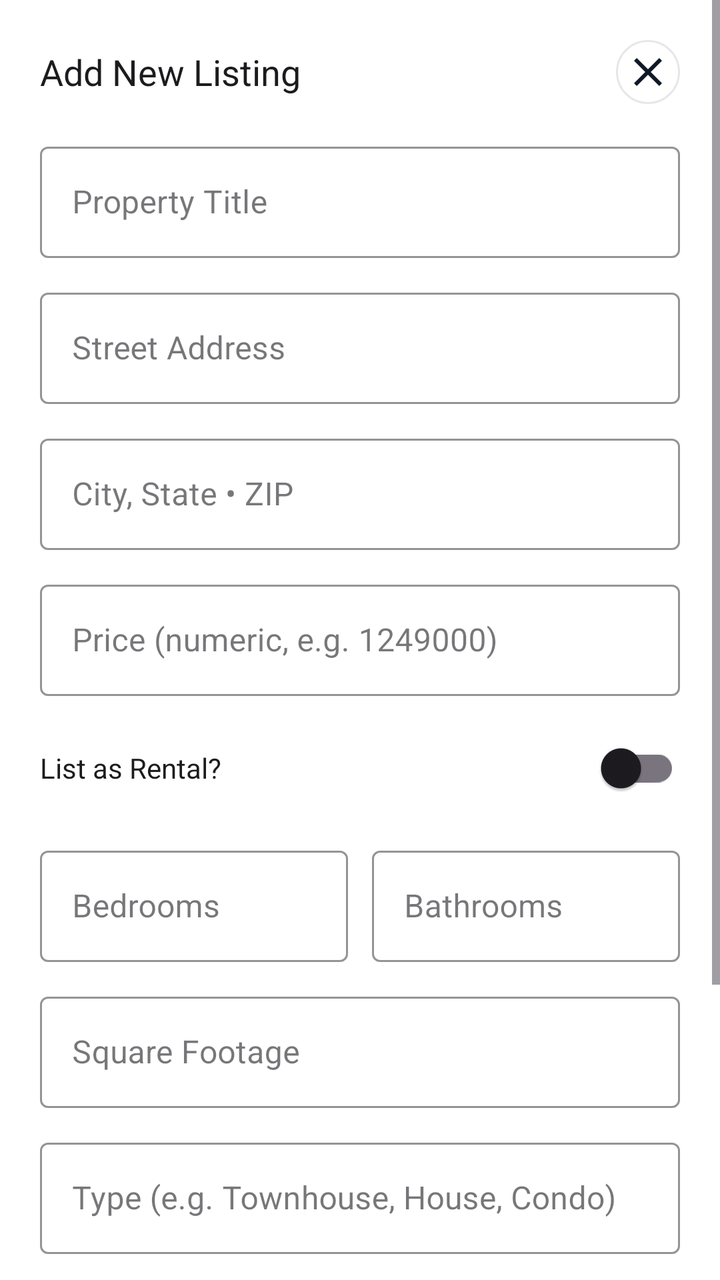
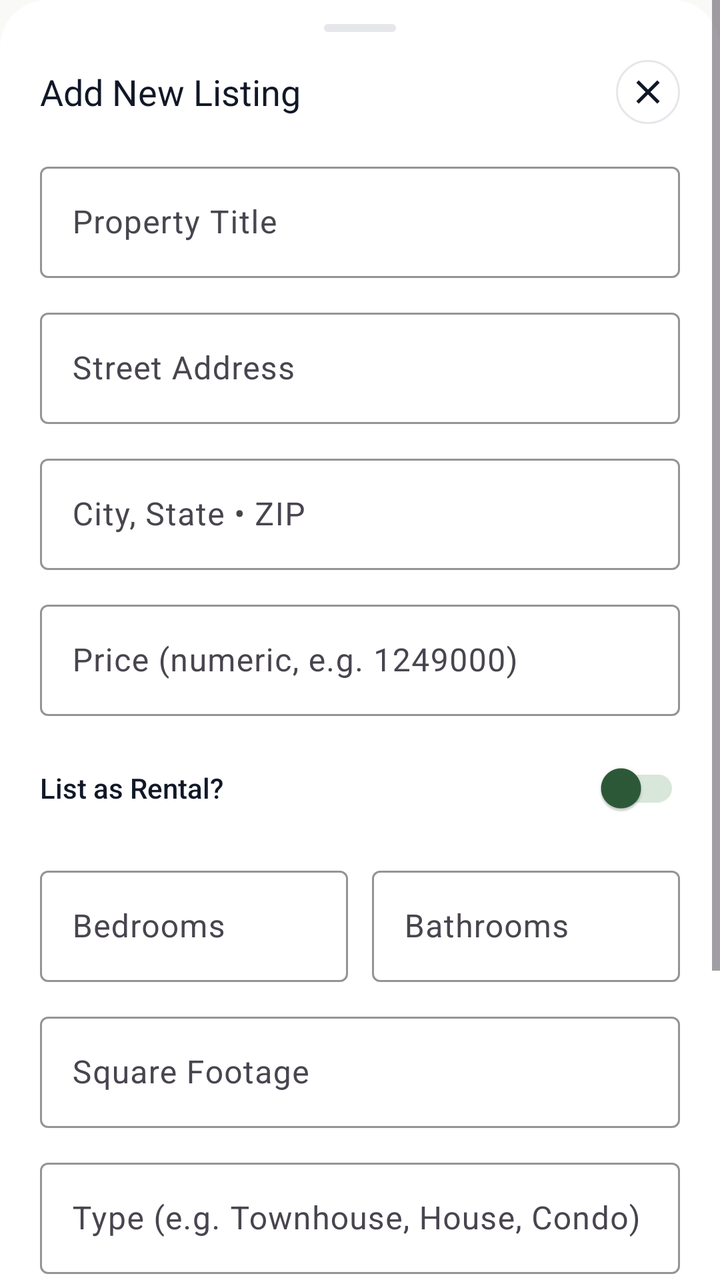

Screens rendered from an Android XML layout before and after an edit, with the pre-edit source and the edit as a unified diff.
<!-- AndroidManifest.xml: application theme Theme.EStateFlow -->
<!-- res/layout/dialog_add_property.xml -->
<?xml version="1.0" encoding="utf-8"?>
<ScrollView
    xmlns:android="http://schemas.android.com/apk/res/android"
    xmlns:app="http://schemas.android.com/apk/res-auto"
    android:layout_width="match_parent"
    android:layout_height="wrap_content">

    <LinearLayout
        android:layout_width="match_parent"
        android:layout_height="wrap_content"
        android:orientation="vertical"
        android:background="#FFFFFF"
        android:padding="20dp">

        
        <LinearLayout
            android:layout_width="match_parent"
            android:layout_height="wrap_content"
            android:orientation="horizontal"
            android:gravity="center_vertical"
            android:layout_marginBottom="16dp">

            <TextView
                android:layout_width="0dp"
                android:layout_height="wrap_content"
                android:layout_weight="1"
                android:text="Add New Listing"
                android:textSize="18sp"
                android:fontFamily="sans-serif-bold"
                android:textColor="#1C1C1E" />

            <ImageView
                android:id="@+id/btnCloseAddProperty"
                android:layout_width="32dp"
                android:layout_height="32dp"
                android:src="@drawable/ic_close"
                android:padding="4dp"
                android:background="@drawable/bg_icon_button" />
        </LinearLayout>

        
        <com.google.android.material.textfield.TextInputLayout
            android:layout_width="match_parent"
            android:layout_height="wrap_content"
            android:hint="Property Title"
            style="@style/Widget.MaterialComponents.TextInputLayout.OutlinedBox"
            android:layout_marginBottom="12dp"
            app:boxStrokeColor="#C8C4B8">
            <com.google.android.material.textfield.TextInputEditText
                android:id="@+id/edtAddTitle"
                android:layout_width="match_parent"
                android:layout_height="wrap_content"
                android:inputType="textCapWords" />
        </com.google.android.material.textfield.TextInputLayout>

        
        <com.google.android.material.textfield.TextInputLayout
            android:layout_width="match_parent"
            android:layout_height="wrap_content"
            android:hint="Street Address"
            style="@style/Widget.MaterialComponents.TextInputLayout.OutlinedBox"
            android:layout_marginBottom="12dp"
            app:boxStrokeColor="#C8C4B8">
            <com.google.android.material.textfield.TextInputEditText
                android:id="@+id/edtAddAddress"
                android:layout_width="match_parent"
                android:layout_height="wrap_content"
                android:inputType="textCapWords" />
        </com.google.android.material.textfield.TextInputLayout>

        
        <com.google.android.material.textfield.TextInputLayout
            android:layout_width="match_parent"
            android:layout_height="wrap_content"
            android:hint="City, State • ZIP"
            style="@style/Widget.MaterialComponents.TextInputLayout.OutlinedBox"
            android:layout_marginBottom="12dp"
            app:boxStrokeColor="#C8C4B8">
            <com.google.android.material.textfield.TextInputEditText
                android:id="@+id/edtAddCityStateZip"
                android:layout_width="match_parent"
                android:layout_height="wrap_content"
                android:inputType="textCapWords" />
        </com.google.android.material.textfield.TextInputLayout>

        
        <com.google.android.material.textfield.TextInputLayout
            android:layout_width="match_parent"
            android:layout_height="wrap_content"
            android:hint="Price (numeric, e.g. 1249000)"
            style="@style/Widget.MaterialComponents.TextInputLayout.OutlinedBox"
            android:layout_marginBottom="12dp"
            app:boxStrokeColor="#C8C4B8">
            <com.google.android.material.textfield.TextInputEditText
                android:id="@+id/edtAddPrice"
                android:layout_width="match_parent"
                android:layout_height="wrap_content"
                android:inputType="numberDecimal" />
        </com.google.android.material.textfield.TextInputLayout>

        
        <LinearLayout
            android:layout_width="match_parent"
            android:layout_height="wrap_content"
            android:orientation="horizontal"
            android:gravity="center_vertical"
            android:layout_marginBottom="12dp">
            <TextView
                android:layout_width="0dp"
                android:layout_height="wrap_content"
                android:layout_weight="1"
                android:text="List as Rental?"
                android:textColor="#1C1C1E"
                android:textSize="14sp" />
            <com.google.android.material.switchmaterial.SwitchMaterial
                android:id="@+id/switchIsRental"
                android:layout_width="wrap_content"
                android:layout_height="wrap_content" />
        </LinearLayout>

        
        <LinearLayout
            android:layout_width="match_parent"
            android:layout_height="wrap_content"
            android:orientation="horizontal"
            android:weightSum="2"
            android:layout_marginBottom="12dp">

            <com.google.android.material.textfield.TextInputLayout
                android:layout_width="0dp"
                android:layout_height="wrap_content"
                android:layout_weight="1"
                android:layout_marginEnd="6dp"
                android:hint="Bedrooms"
                style="@style/Widget.MaterialComponents.TextInputLayout.OutlinedBox"
                app:boxStrokeColor="#C8C4B8">
                <com.google.android.material.textfield.TextInputEditText
                    android:id="@+id/edtAddBeds"
                    android:layout_width="match_parent"
                    android:layout_height="wrap_content"
                    android:inputType="numberDecimal" />
            </com.google.android.material.textfield.TextInputLayout>

            <com.google.android.material.textfield.TextInputLayout
                android:layout_width="0dp"
                android:layout_height="wrap_content"
                android:layout_weight="1"
                android:layout_marginStart="6dp"
                android:hint="Bathrooms"
                style="@style/Widget.MaterialComponents.TextInputLayout.OutlinedBox"
                app:boxStrokeColor="#C8C4B8">
                <com.google.android.material.textfield.TextInputEditText
                    android:id="@+id/edtAddBaths"
                    android:layout_width="match_parent"
                    android:layout_height="wrap_content"
                    android:inputType="textNoSuggestions" />
            </com.google.android.material.textfield.TextInputLayout>
        </LinearLayout>

        
        <com.google.android.material.textfield.TextInputLayout
            android:layout_width="match_parent"
            android:layout_height="wrap_content"
            android:hint="Square Footage"
            style="@style/Widget.MaterialComponents.TextInputLayout.OutlinedBox"
            android:layout_marginBottom="12dp"
            app:boxStrokeColor="#C8C4B8">
            <com.google.android.material.textfield.TextInputEditText
                android:id="@+id/edtAddSqft"
                android:layout_width="match_parent"
                android:layout_height="wrap_content"
                android:inputType="number" />
        </com.google.android.material.textfield.TextInputLayout>

        
        <com.google.android.material.textfield.TextInputLayout
            android:layout_width="match_parent"
            android:layout_height="wrap_content"
            android:hint="Type (e.g. Townhouse, House, Condo)"
            style="@style/Widget.MaterialComponents.TextInputLayout.OutlinedBox"
            android:layout_marginBottom="12dp"
            app:boxStrokeColor="#C8C4B8">
            <com.google.android.material.textfield.TextInputEditText
                android:id="@+id/edtAddType"
                android:layout_width="match_parent"
                android:layout_height="wrap_content"
                android:inputType="textCapWords" />
        </com.google.android.material.textfield.TextInputLayout>

        
        <com.google.android.material.textfield.TextInputLayout
            android:layout_width="match_parent"
            android:layout_height="wrap_content"
            android:hint="Description"
            style="@style/Widget.MaterialComponents.TextInputLayout.OutlinedBox"
            android:layout_marginBottom="20dp"
            app:boxStrokeColor="#C8C4B8">
            <com.google.android.material.textfield.TextInputEditText
                android:id="@+id/edtAddDescription"
                android:layout_width="match_parent"
                android:layout_height="wrap_content"
                android:inputType="textMultiLine"
                android:minLines="3"
                android:maxLines="6"
                android:gravity="top" />
        </com.google.android.material.textfield.TextInputLayout>

        
        <com.google.android.material.button.MaterialButton
            android:id="@+id/btnSubmitAddProperty"
            android:layout_width="match_parent"
            android:layout_height="54dp"
            android:backgroundTint="#2D6A4F"
            android:text="Publish Listing"
            android:textColor="#FFFFFF"
            android:textSize="15sp"
            android:fontFamily="sans-serif-bold" />

    </LinearLayout>
</ScrollView>
<!-- resources referenced by this layout -->
<resources>
  <!-- drawable bg_icon_button (drawable) -->
  <shape xmlns:android="http://schemas.android.com/apk/res/android"
      android:shape="oval">
    <solid android:color="@color/surface_card" />
    <stroke
        android:width="1dp"
        android:color="@color/border_subtle" />
  </shape>
  <!-- drawable ic_close (drawable) -->
  <vector xmlns:android="http://schemas.android.com/apk/res/android"
      android:width="24dp"
      android:height="24dp"
      android:viewportWidth="24"
      android:viewportHeight="24">
    <path
        android:fillColor="@color/text_primary"
        android:pathData="M19,6.41L17.59,5 12,10.59 6.41,5 5,6.41 10.59,12 5,17.59 6.41,19 12,13.41 17.59,19 19,17.59 13.41,12z"/>
  </vector>
  <style name="Theme.EStateFlow" parent="Base.Theme.EStateFlow" />
  <color name="surface_card">#FFFFFF</color>
  <color name="border_subtle">#E5E7EB</color>
  <color name="text_primary">#111827</color>
  <style name="Base.Theme.EStateFlow" parent="Theme.Material3.DayNight.NoActionBar">
          <item name="colorPrimary">@color/primary_green</item>
          <item name="colorOnPrimary">@color/white</item>
          <item name="colorPrimaryContainer">@color/primary_green_container</item>
          <item name="colorSecondary">@color/primary_green_light</item>
          <item name="android:windowBackground">@color/bg_page</item>
          <item name="android:statusBarColor">@color/bg_page</item>
          <item name="android:windowLightStatusBar">true</item>
      </style>
  <color name="primary_green">#2D5A38</color>
  <color name="white">#FFFFFFFF</color>
  <color name="primary_green_container">#EDF4ED</color>
  <color name="primary_green_light">#437A52</color>
  <color name="bg_page">#F9FAF8</color>
</resources>

<!-- the commit's change to res/layout/dialog_add_property.xml (unified diff, before → after) -->
@@ -9,8 +9,19 @@
         android:layout_width="match_parent"
         android:layout_height="wrap_content"
         android:orientation="vertical"
-        android:background="#FFFFFF"
-        android:padding="20dp">
+        android:background="@drawable/bg_bottom_sheet_dialog"
+        android:paddingStart="20dp"
+        android:paddingTop="12dp"
+        android:paddingEnd="20dp"
+        android:paddingBottom="24dp">
+
+        
+        <View
+            android:layout_width="36dp"
+            android:layout_height="4dp"
+            android:layout_gravity="center_horizontal"
+            android:layout_marginBottom="14dp"
+            android:background="@drawable/bg_drag_handle" />
 
         
         <LinearLayout
@@ -27,74 +38,79 @@
                 android:text="Add New Listing"
                 android:textSize="18sp"
                 android:fontFamily="sans-serif-bold"
-                android:textColor="#1C1C1E" />
+                android:textColor="@color/text_primary" />
 
             <ImageView
                 android:id="@+id/btnCloseAddProperty"
                 android:layout_width="32dp"
                 android:layout_height="32dp"
                 android:src="@drawable/ic_close"
-                android:padding="4dp"
-                android:background="@drawable/bg_icon_button" />
+                android:padding="6dp"
+                android:background="@drawable/bg_icon_button"
+                android:contentDescription="Close" />
         </LinearLayout>
 
         
         <com.google.android.material.textfield.TextInputLayout
+            style="@style/Widget.Material3.TextInputLayout.OutlinedBox"
             android:layout_width="match_parent"
             android:layout_height="wrap_content"
             android:hint="Property Title"
-            style="@style/Widget.MaterialComponents.TextInputLayout.OutlinedBox"
-            android:layout_marginBottom="12dp"
-            app:boxStrokeColor="#C8C4B8">
+            android:layout_marginBottom="12dp"
+            app:boxStrokeColor="@color/primary_green">
             <com.google.android.material.textfield.TextInputEditText
                 android:id="@+id/edtAddTitle"
                 android:layout_width="match_parent"
                 android:layout_height="wrap_content"
-                android:inputType="textCapWords" />
-        </com.google.android.material.textfield.TextInputLayout>
-
-        
-        <com.google.android.material.textfield.TextInputLayout
+                android:textColor="@color/text_primary"
+                android:inputType="textCapWords" />
+        </com.google.android.material.textfield.TextInputLayout>
+
+        
+        <com.google.android.material.textfield.TextInputLayout
+            style="@style/Widget.Material3.TextInputLayout.OutlinedBox"
             android:layout_width="match_parent"
             android:layout_height="wrap_content"
             android:hint="Street Address"
-            style="@style/Widget.MaterialComponents.TextInputLayout.OutlinedBox"
-            android:layout_marginBottom="12dp"
-            app:boxStrokeColor="#C8C4B8">
+            android:layout_marginBottom="12dp"
+            app:boxStrokeColor="@color/primary_green">
             <com.google.android.material.textfield.TextInputEditText
                 android:id="@+id/edtAddAddress"
                 android:layout_width="match_parent"
                 android:layout_height="wrap_content"
-                android:inputType="textCapWords" />
-        </com.google.android.material.textfield.TextInputLayout>
-
-        
-        <com.google.android.material.textfield.TextInputLayout
+                android:textColor="@color/text_primary"
+                android:inputType="textCapWords" />
+        </com.google.android.material.textfield.TextInputLayout>
+
+        
+        <com.google.android.material.textfield.TextInputLayout
+            style="@style/Widget.Material3.TextInputLayout.OutlinedBox"
             android:layout_width="match_parent"
             android:layout_height="wrap_content"
             android:hint="City, State • ZIP"
-            style="@style/Widget.MaterialComponents.TextInputLayout.OutlinedBox"
-            android:layout_marginBottom="12dp"
-            app:boxStrokeColor="#C8C4B8">
+            android:layout_marginBottom="12dp"
+            app:boxStrokeColor="@color/primary_green">
             <com.google.android.material.textfield.TextInputEditText
                 android:id="@+id/edtAddCityStateZip"
                 android:layout_width="match_parent"
                 android:layout_height="wrap_content"
-                android:inputType="textCapWords" />
-        </com.google.android.material.textfield.TextInputLayout>
-
-        
-        <com.google.android.material.textfield.TextInputLayout
+                android:textColor="@color/text_primary"
+                android:inputType="textCapWords" />
+        </com.google.android.material.textfield.TextInputLayout>
+
+        
+        <com.google.android.material.textfield.TextInputLayout
+            style="@style/Widget.Material3.TextInputLayout.OutlinedBox"
             android:layout_width="match_parent"
             android:layout_height="wrap_content"
             android:hint="Price (numeric, e.g. 1249000)"
-            style="@style/Widget.MaterialComponents.TextInputLayout.OutlinedBox"
-            android:layout_marginBottom="12dp"
-            app:boxStrokeColor="#C8C4B8">
+            android:layout_marginBottom="12dp"
+            app:boxStrokeColor="@color/primary_green">
             <com.google.android.material.textfield.TextInputEditText
                 android:id="@+id/edtAddPrice"
                 android:layout_width="match_parent"
                 android:layout_height="wrap_content"
+                android:textColor="@color/text_primary"
                 android:inputType="numberDecimal" />
         </com.google.android.material.textfield.TextInputLayout>
 
@@ -109,13 +125,16 @@
                 android:layout_width="0dp"
                 android:layout_height="wrap_content"
                 android:layout_weight="1"
+                android:fontFamily="sans-serif-medium"
                 android:text="List as Rental?"
-                android:textColor="#1C1C1E"
+                android:textColor="@color/text_primary"
                 android:textSize="14sp" />
             <com.google.android.material.switchmaterial.SwitchMaterial
                 android:id="@+id/switchIsRental"
                 android:layout_width="wrap_content"
-                android:layout_height="wrap_content" />
+                android:layout_height="wrap_content"
+                app:thumbTint="@color/primary_green"
+                app:trackTint="@color/primary_green_muted" />
         </LinearLayout>
 
         
@@ -127,78 +146,83 @@
             android:layout_marginBottom="12dp">
 
             <com.google.android.material.textfield.TextInputLayout
+                style="@style/Widget.Material3.TextInputLayout.OutlinedBox"
                 android:layout_width="0dp"
                 android:layout_height="wrap_content"
                 android:layout_weight="1"
                 android:layout_marginEnd="6dp"
                 android:hint="Bedrooms"
-                style="@style/Widget.MaterialComponents.TextInputLayout.OutlinedBox"
-                app:boxStrokeColor="#C8C4B8">
+                app:boxStrokeColor="@color/primary_green">
                 <com.google.android.material.textfield.TextInputEditText
                     android:id="@+id/edtAddBeds"
                     android:layout_width="match_parent"
                     android:layout_height="wrap_content"
+                    android:textColor="@color/text_primary"
                     android:inputType="numberDecimal" />
             </com.google.android.material.textfield.TextInputLayout>
 
             <com.google.android.material.textfield.TextInputLayout
+                style="@style/Widget.Material3.TextInputLayout.OutlinedBox"
                 android:layout_width="0dp"
                 android:layout_height="wrap_content"
                 android:layout_weight="1"
                 android:layout_marginStart="6dp"
                 android:hint="Bathrooms"
-                style="@style/Widget.MaterialComponents.TextInputLayout.OutlinedBox"
-                app:boxStrokeColor="#C8C4B8">
+                app:boxStrokeColor="@color/primary_green">
                 <com.google.android.material.textfield.TextInputEditText
                     android:id="@+id/edtAddBaths"
                     android:layout_width="match_parent"
                     android:layout_height="wrap_content"
+                    android:textColor="@color/text_primary"
                     android:inputType="textNoSuggestions" />
             </com.google.android.material.textfield.TextInputLayout>
         </LinearLayout>
 
         
         <com.google.android.material.textfield.TextInputLayout
+            style="@style/Widget.Material3.TextInputLayout.OutlinedBox"
             android:layout_width="match_parent"
             android:layout_height="wrap_content"
             android:hint="Square Footage"
-            style="@style/Widget.MaterialComponents.TextInputLayout.OutlinedBox"
-            android:layout_marginBottom="12dp"
-            app:boxStrokeColor="#C8C4B8">
+            android:layout_marginBottom="12dp"
+            app:boxStrokeColor="@color/primary_green">
             <com.google.android.material.textfield.TextInputEditText
                 android:id="@+id/edtAddSqft"
                 android:layout_width="match_parent"
                 android:layout_height="wrap_content"
+                android:textColor="@color/text_primary"
                 android:inputType="number" />
         </com.google.android.material.textfield.TextInputLayout>
 
         
         <com.google.android.material.textfield.TextInputLayout
+            style="@style/Widget.Material3.TextInputLayout.OutlinedBox"
             android:layout_width="match_parent"
             android:layout_height="wrap_content"
             android:hint="Type (e.g. Townhouse, House, Condo)"
-            style="@style/Widget.MaterialComponents.TextInputLayout.OutlinedBox"
-            android:layout_marginBottom="12dp"
-            app:boxStrokeColor="#C8C4B8">
+            android:layout_marginBottom="12dp"
+            app:boxStrokeColor="@color/primary_green">
             <com.google.android.material.textfield.TextInputEditText
                 android:id="@+id/edtAddType"
                 android:layout_width="match_parent"
                 android:layout_height="wrap_content"
-                android:inputType="textCapWords" />
-        </com.google.android.material.textfield.TextInputLayout>
-
-        
-        <com.google.android.material.textfield.TextInputLayout
+                android:textColor="@color/text_primary"
+                android:inputType="textCapWords" />
+        </com.google.android.material.textfield.TextInputLayout>
+
+        
+        <com.google.android.material.textfield.TextInputLayout
+            style="@style/Widget.Material3.TextInputLayout.OutlinedBox"
             android:layout_width="match_parent"
             android:layout_height="wrap_content"
             android:hint="Description"
-            style="@style/Widget.MaterialComponents.TextInputLayout.OutlinedBox"
             android:layout_marginBottom="20dp"
-            app:boxStrokeColor="#C8C4B8">
+            app:boxStrokeColor="@color/primary_green">
             <com.google.android.material.textfield.TextInputEditText
                 android:id="@+id/edtAddDescription"
                 android:layout_width="match_parent"
                 android:layout_height="wrap_content"
+                android:textColor="@color/text_primary"
                 android:inputType="textMultiLine"
                 android:minLines="3"
                 android:maxLines="6"
@@ -208,11 +232,13 @@
         
         <com.google.android.material.button.MaterialButton
             android:id="@+id/btnSubmitAddProperty"
-            android:layout_width="match_parent"
-            android:layout_height="54dp"
-            android:backgroundTint="#2D6A4F"
+            style="@style/Widget.Material3.Button"
+            android:layout_width="match_parent"
+            android:layout_height="52dp"
+            app:backgroundTint="@color/primary_green"
+            app:cornerRadius="14dp"
             android:text="Publish Listing"
-            android:textColor="#FFFFFF"
+            android:textColor="@color/white"
             android:textSize="15sp"
             android:fontFamily="sans-serif-bold" />
 
<!-- resource entries referenced after the edit -->
@@ -32,7 +32,29 @@
           <item name="android:windowLightStatusBar">true</item>
       </style>
   <color name="primary_green">#2D5A38</color>
+  <color name="primary_green_muted">#D9E6DA</color>
   <color name="white">#FFFFFFFF</color>
+  <!-- drawable bg_bottom_sheet_dialog (drawable) -->
+  <?xml version="1.0" encoding="utf-8"?>
+  <shape xmlns:android="http://schemas.android.com/apk/res/android"
+      android:shape="rectangle">
+      <solid android:color="@color/surface_card" />
+      <corners
+          android:topLeftRadius="24dp"
+          android:topRightRadius="24dp"
+          android:bottomLeftRadius="0dp"
+          android:bottomRightRadius="0dp" />
+  </shape>
+  <!-- drawable bg_drag_handle (drawable) -->
+  <?xml version="1.0" encoding="utf-8"?>
+  <shape xmlns:android="http://schemas.android.com/apk/res/android"
+      android:shape="rectangle">
+      <solid android:color="@color/border_subtle" />
+      <corners android:radius="3dp" />
+      <size
+          android:width="36dp"
+          android:height="4dp" />
+  </shape>
   <color name="primary_green_container">#EDF4ED</color>
   <color name="primary_green_light">#437A52</color>
   <color name="bg_page">#F9FAF8</color>
